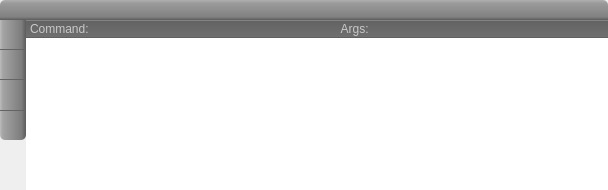
This is armadillo/plugins/output/outputText.ui in rkyleg/scope as Qt 5 draws it before an edit. The edited form follows.
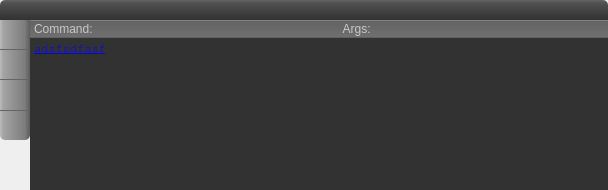
This is the edited form. Icons and pictures are not drawn.

Commit message: more style updates hud plugin renamed to home

Patch:
```diff
--- a/armadillo/plugins/output/outputText.ui
+++ b/armadillo/plugins/output/outputText.ui
@@ -109,7 +109,7 @@
    <item row="0" column="0" colspan="2">
     <widget class="QLabel" name="l_title">
      <property name="styleSheet">
-      <string notr="true">background-color: qlineargradient(spread:pad, x1:1, y1:1, x2:1, y2:0, stop:0 rgba(91, 91, 91, 255), stop:0.154545 rgba(129, 129, 129, 255), stop:0.831818 rgba(154, 154, 154, 255), stop:1 rgba(175, 175, 175, 255));
+      <string notr="true">background-color: qlineargradient(spread:pad, x1:1, y1:1, x2:1, y2:0, stop:0 rgba(50, 50, 50, 255), stop:0.831818 rgba(80, 80, 80, 255), stop:1 rgba(100, 100, 100, 255));
 color:white;border-top-right-radius:5px;border-top-left-radius:5px;padding:3px;</string>
      </property>
      <property name="text">
@@ -129,6 +129,7 @@
 	padding:3px;
 	padding-left:6px;
 	padding-right:6px;
+	width:30px;
 }
 QPushButton:hover,QToolButton:hover {
 	background-color: qlineargradient(spread:pad, x1:1, y1:1, x2:0, y2:1, stop:0.00995025 rgba(114, 114, 114, 255), stop:0.174129 rgba(145, 145, 145, 255), stop:0.890547 rgba(184, 184, 184, 255), stop:1 rgba(208, 208, 208, 255));
@@ -166,7 +167,7 @@
         </property>
         <property name="maximumSize">
          <size>
-          <width>26</width>
+          <width>30</width>
           <height>16777215</height>
          </size>
         </property>
@@ -197,7 +198,7 @@
         </property>
         <property name="maximumSize">
          <size>
-          <width>26</width>
+          <width>30</width>
           <height>16777215</height>
          </size>
         </property>
@@ -239,7 +240,7 @@
         </property>
         <property name="maximumSize">
          <size>
-          <width>26</width>
+          <width>30</width>
           <height>16777215</height>
          </size>
         </property>
@@ -273,7 +274,7 @@
         </property>
         <property name="maximumSize">
          <size>
-          <width>26</width>
+          <width>30</width>
           <height>16777215</height>
          </size>
         </property>
@@ -302,6 +303,32 @@
      </layout>
     </widget>
    </item>
+   <item row="3" column="1">
+    <widget class="QTextBrowser" name="tb_out">
+     <property name="font">
+      <font>
+       <family>FreeMono</family>
+      </font>
+     </property>
+     <property name="styleSheet">
+      <string notr="true">QTextBrowser {
+background:rgb(50,50,50);
+color:white;
+}
+a {color:rgb(121,213,255);}</string>
+     </property>
+     <property name="frameShape">
+      <enum>QFrame::NoFrame</enum>
+     </property>
+     <property name="html">
+      <string>&lt;!DOCTYPE HTML PUBLIC &quot;-//W3C//DTD HTML 4.0//EN&quot; &quot;http://www.w3.org/TR/REC-html40/strict.dtd&quot;&gt;
+&lt;html&gt;&lt;head&gt;&lt;meta name=&quot;qrichtext&quot; content=&quot;1&quot; /&gt;&lt;style type=&quot;text/css&quot;&gt;
+p, li { white-space: pre-wrap; }
+&lt;/style&gt;&lt;/head&gt;&lt;body style=&quot; font-family:'FreeMono'; font-size:9pt; font-weight:400; font-style:normal;&quot;&gt;
+&lt;p style=&quot; margin-top:0px; margin-bottom:0px; margin-left:0px; margin-right:0px; -qt-block-indent:0; text-indent:0px;&quot;&gt;&lt;a href=&quot;asdfasdf&quot;&gt;&lt;span style=&quot; text-decoration: underline; color:#0000ff;&quot;&gt;adsfsdfasf&lt;/span&gt;&lt;/a&gt;&lt;/p&gt;&lt;/body&gt;&lt;/html&gt;</string>
+     </property>
+    </widget>
+   </item>
   </layout>
  </widget>
  <resources/>
```
Left out of the diff: 45 changed lines with no effect on the pictures. The commit also changes 22 other files.
